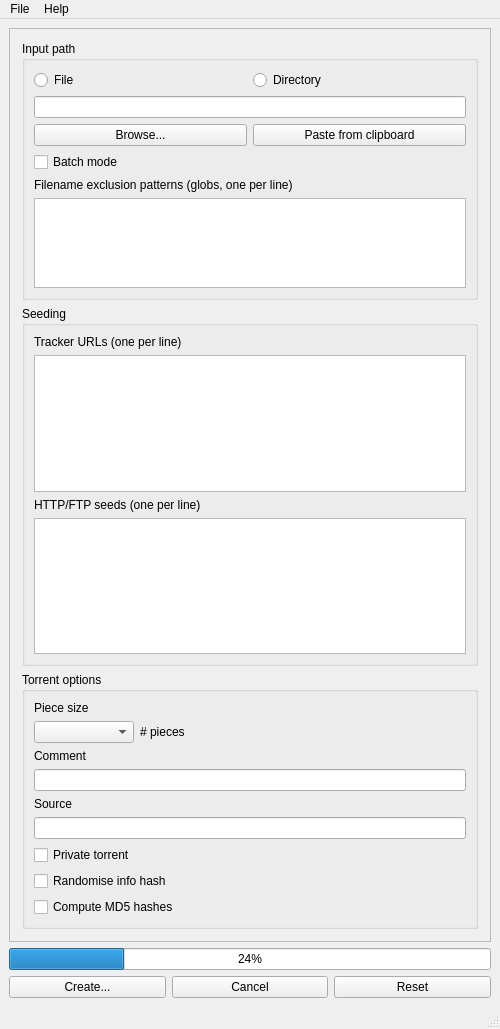
Qt form torf_gui/mainwindow.ui (SavageCore/torf-gui) before a commit.
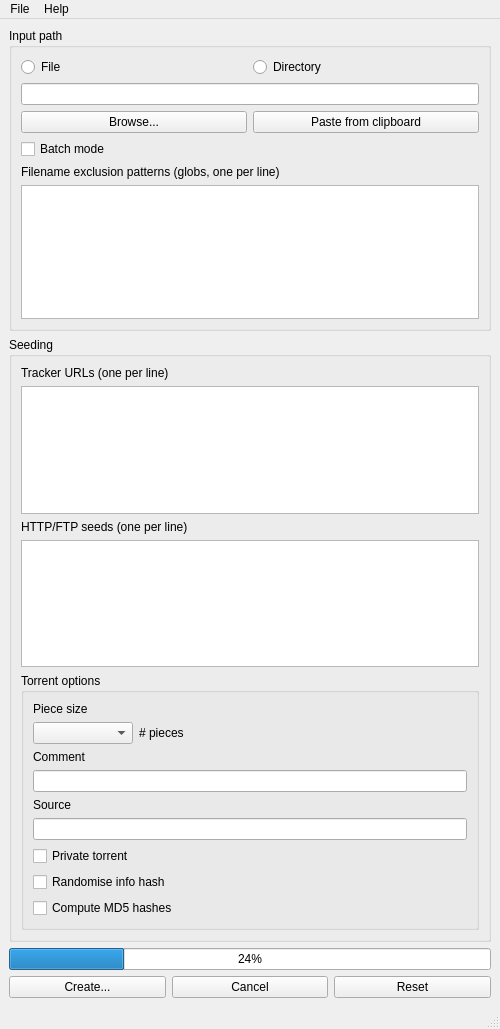
The same form after that commit.

Commit message: Remove bounding box

```diff
--- a/torf_gui/mainwindow.ui
+++ b/torf_gui/mainwindow.ui
@@ -40,36 +40,6 @@
    </property>
    <layout class="QVBoxLayout" name="verticalLayout">
     <item>
-     <widget class="QScrollArea" name="scrollArea">
-      <property name="sizeAdjustPolicy">
-       <enum>QAbstractScrollArea::AdjustToContents</enum>
-      </property>
-      <property name="widgetResizable">
-       <bool>true</bool>
-      </property>
-      <widget class="QWidget" name="scrollAreaWidgetContents">
-       <property name="geometry">
-        <rect>
-         <x>0</x>
-         <y>0</y>
-         <width>480</width>
-         <height>910</height>
-        </rect>
-       </property>
-       <layout class="QVBoxLayout" name="verticalLayoutMain">
-        <property name="leftMargin">
-         <number>12</number>
-        </property>
-        <property name="topMargin">
-         <number>12</number>
-        </property>
-        <property name="rightMargin">
-         <number>12</number>
-        </property>
-        <property name="bottomMargin">
-         <number>12</number>
-        </property>
-        <item>
          <widget class="QGroupBox" name="inputGroupBox">
           <property name="sizePolicy">
            <sizepolicy hsizetype="Preferred" vsizetype="MinimumExpanding">
@@ -295,9 +265,6 @@
              </property>
             </widget>
            </item>
-          </layout>
-         </widget>
-        </item>
         <item>
          <widget class="QGroupBox" name="optionGroupBox">
           <property name="sizePolicy">
@@ -416,7 +383,6 @@
          </widget>
         </item>
        </layout>
-      </widget>
      </widget>
     </item>
     <item>
```
Lines whose indentation alone changed are shown as unchanged. The commit also changes 1 other file.
